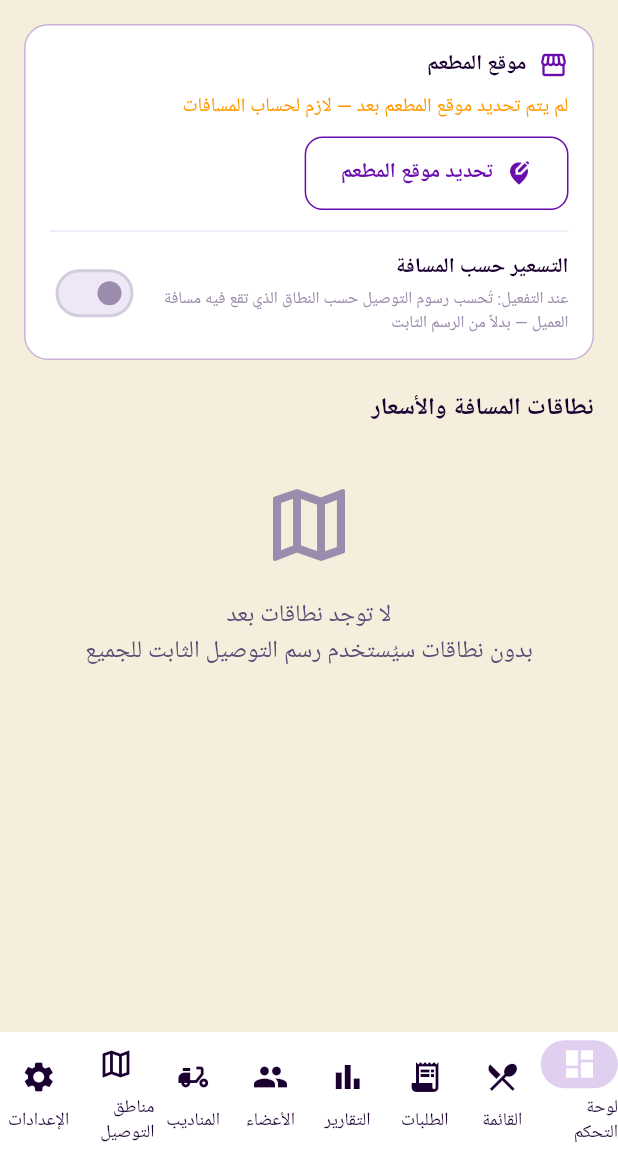
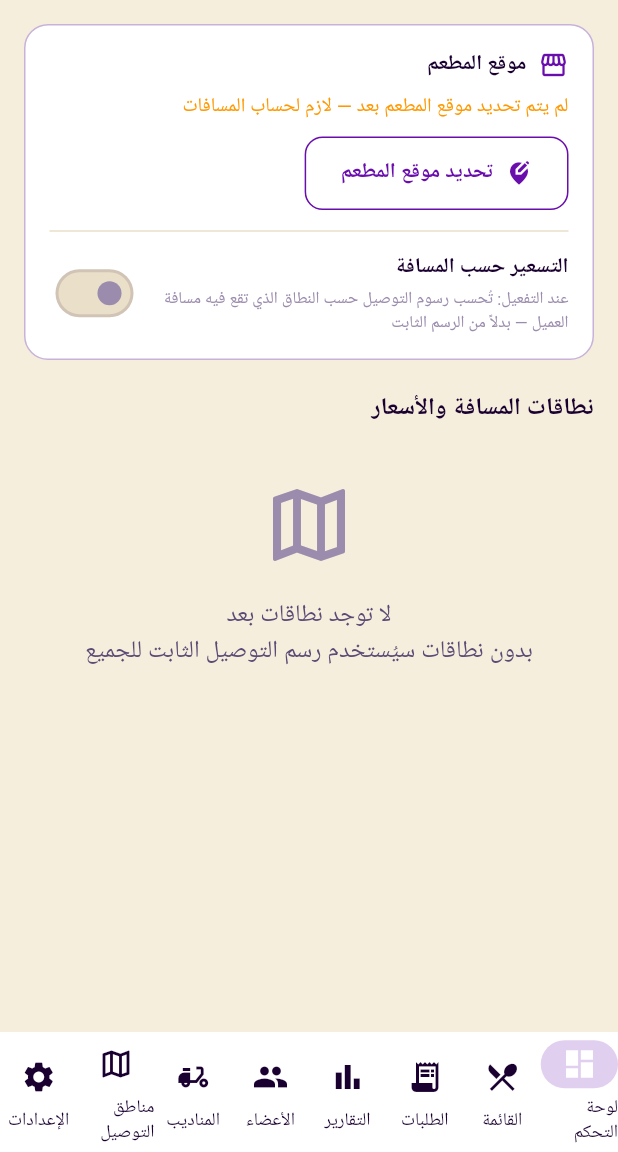
Before and after one commit to melz102030-ai/melz-restaurant, a Flutter app: the AdminDeliveryZonesScreen screen opened by its route, on a phone screen of 412 x 824 dp, the part 84-1236 px from its top. Run offline on Flutter 3.47's test engine with Material 3 defaults, Android fonts, the phone set to English and light mode, and no system bars; our stand-ins replace cloud_firestore, file_picker, firebase_auth, firebase_core, fl_chart, flutter_animate and 7 more; missing offline and left inert: dart:html, dart:js, excel; accounts and stored records are empty; network calls fail; Roboto replaces fonts that are missing (Cairo); statements that could not run were skipped.

Commit message:
fix: توحيد لون العناصر الفرعية مع الخلفية البيج (كانت تتعارض بلون بنفسجي بارد)
المشكلة: surfaceLight (مربع البحث، الشرائح غير المحددة، الحدود، بطاقة الصنف
"نفدت الكمية"، حقول الإدخال...) كانت لا تزال بلون بنفسجي فاتح بارد (0xFFEDE7F6)
من التصميم القديم، بينما الخلفية صارت بيج دافئ — فظهرت كبقع بيضاء/بنفسجية
غريبة وسط خلفية بيج بدل الاندماج معها.

الحل: توحيد surfaceLight إلى درجة بيج دافئة (0xFFEADFC8) من نفس عائلة
الخلفية بدل اللون البارد، وتحديث cardGradient لنفس السبب. لأن هذا اللون
مصدر واحد يُستخدم في كل الشاشات (حقول الإدخال، الشرائح، الحدود، الفواصل)
فالإصلاح ينعكس تلقائياً على التطبيق بالكامل.

تم التحقق محلياً: flutter build web --release نجح.

Co-Authored-By: Claude Sonnet 5 <noreply@anthropic.com>

```diff
--- a/lib/core/constants/app_colors.dart
+++ b/lib/core/constants/app_colors.dart
@@ -14,10 +14,10 @@ class AppColors {
   static const Color redLight = Color(0xFFFF4433);
   static const Color redDark = Color(0xFF8B0000);
 
-  // Background Colors
+  // Background Colors — عائلة بيج دافئة موحّدة (بدون درجات رمادية/بنفسجية باردة تكسر التناسق)
   static const Color background = Color(0xFFF5EEDC);
   static const Color surface = Color(0xFFFFFFFF);
-  static const Color surfaceLight = Color(0xFFEDE7F6);
+  static const Color surfaceLight = Color(0xFFEADFC8);
   static const Color cardBackground = Color(0xFFFFFFFF);
 
   // Text Colors
@@ -48,7 +48,7 @@ class AppColors {
   );
 
   static const LinearGradient cardGradient = LinearGradient(
-    colors: [Color(0xFFF3EEF9), Color(0xFFFFFFFF)],
+    colors: [Color(0xFFF7F1E1), Color(0xFFFFFFFF)],
     begin: Alignment.topLeft,
     end: Alignment.bottomRight,
   );
```
